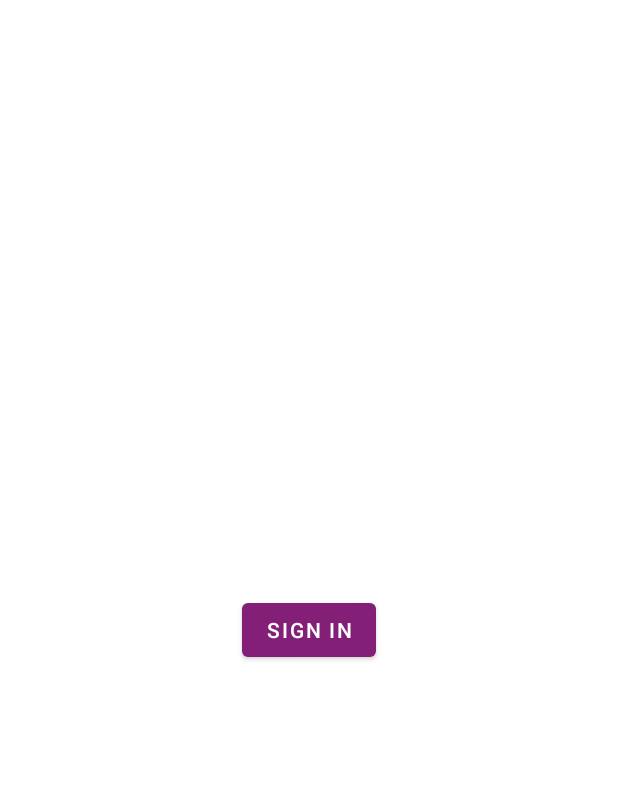
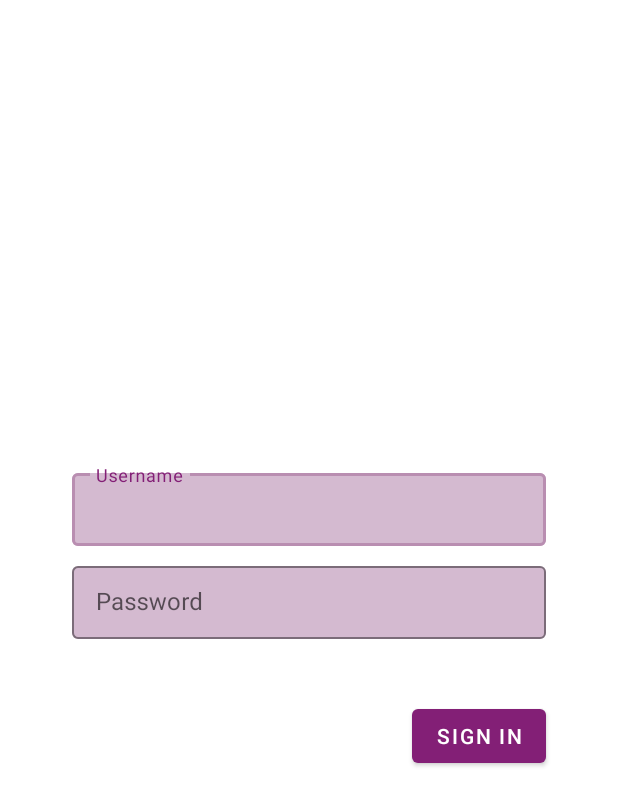
Before and after one commit to MelnikovAleksandr/ShopApp, an Android app: the layout epoxy_model_profile_signed_out.xml on its own in the app's theme, with its tools: preview values and no code run, on a phone screen of 412 x 824 dp. Shown: the top 806 px of the screen. Run offline under Robolectric (Android 15) with nearby library versions, the phone set to English and light mode, and no system bars.

Commit message:
handle sign in errors

```diff
--- a/app/src/main/res/layout/epoxy_model_profile_signed_out.xml
+++ b/app/src/main/res/layout/epoxy_model_profile_signed_out.xml
@@ -4,15 +4,59 @@
     android:layout_width="match_parent"
     android:layout_height="match_parent">
 
+    <com.google.android.material.textfield.TextInputLayout
+        android:id="@+id/username_layout"
+        style="@style/Widget.MaterialComponents.TextInputLayout.OutlinedBox.Dense"
+        android:layout_width="0dp"
+        android:layout_height="wrap_content"
+        android:layout_marginHorizontal="48dp"
+        app:boxBackgroundColor="@color/purple_100"
+        app:boxStrokeColor="@color/purple_200"
+        app:layout_constraintBottom_toTopOf="@id/password_layout"
+        app:layout_constraintEnd_toEndOf="parent"
+        app:layout_constraintStart_toStartOf="parent"
+        app:layout_constraintTop_toTopOf="parent"
+        app:layout_constraintVertical_chainStyle="packed">
+
+        <com.google.android.material.textfield.TextInputEditText
+            android:id="@+id/username_edit_text"
+            android:layout_width="match_parent"
+            android:layout_height="match_parent"
+            android:hint="@string/username" />
+
+    </com.google.android.material.textfield.TextInputLayout>
+
+    <com.google.android.material.textfield.TextInputLayout
+        android:id="@+id/password_layout"
+        style="@style/Widget.MaterialComponents.TextInputLayout.OutlinedBox.Dense"
+        android:layout_width="0dp"
+        android:layout_height="wrap_content"
+        android:layout_marginHorizontal="48dp"
+        android:layout_marginTop="8dp"
+        app:boxBackgroundColor="@color/purple_100"
+        app:boxStrokeColor="@color/purple_200"
+        app:errorEnabled="true"
+        app:layout_constraintBottom_toTopOf="@id/sign_in_button"
+        app:layout_constraintEnd_toEndOf="parent"
+        app:layout_constraintStart_toStartOf="parent"
+        app:layout_constraintTop_toBottomOf="@id/username_layout">
+
+        <com.google.android.material.textfield.TextInputEditText
+            android:id="@+id/password_edit_text"
+            android:layout_width="match_parent"
+            android:layout_height="match_parent"
+            android:hint="@string/password" />
+
+    </com.google.android.material.textfield.TextInputLayout>
+
     <com.google.android.material.button.MaterialButton
-        android:id="@+id/signInButton"
+        android:id="@+id/sign_in_button"
         android:layout_width="wrap_content"
         android:layout_height="wrap_content"
-        android:layout_marginTop="16dp"
+        android:layout_marginTop="20dp"
         android:text="@string/sign_in"
         app:layout_constraintBottom_toBottomOf="parent"
-        app:layout_constraintEnd_toEndOf="parent"
-        app:layout_constraintStart_toStartOf="parent"
-        app:layout_constraintTop_toTopOf="parent" />
+        app:layout_constraintEnd_toEndOf="@id/password_layout"
+        app:layout_constraintTop_toBottomOf="@id/password_layout" />
 
 </androidx.constraintlayout.widget.ConstraintLayout>
--- a/app/src/main/res/values/strings.xml
+++ b/app/src/main/res/values/strings.xml
@@ -17,4 +17,5 @@
     <string name="location">Location</string>
     <string name="sign_out">Sign out of your account</string>
     <string name="logout">Logout</string>
+    <string name="password">Password</string>
 </resources>
```
Also changed, not shown: app/src/main/java/ru/asmelnikov/android/shopapp/presentation/profile/ProfileEpoxyController.kt (+34 -9 lines), app/src/main/java/ru/asmelnikov/android/shopapp/presentation/profile/ProfileFragment.kt (+7 -7 lines), app/src/main/java/ru/asmelnikov/android/shopapp/presentation/profile/auth/AuthViewModel.kt (+31 -16 lines), app/src/main/java/ru/asmelnikov/android/shopapp/redux/ApplicationState.kt (+23 -2 lines).
